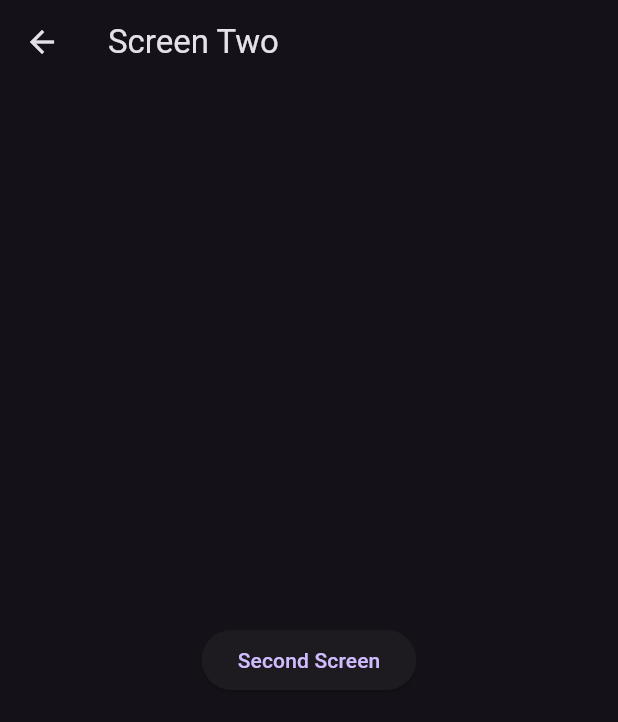
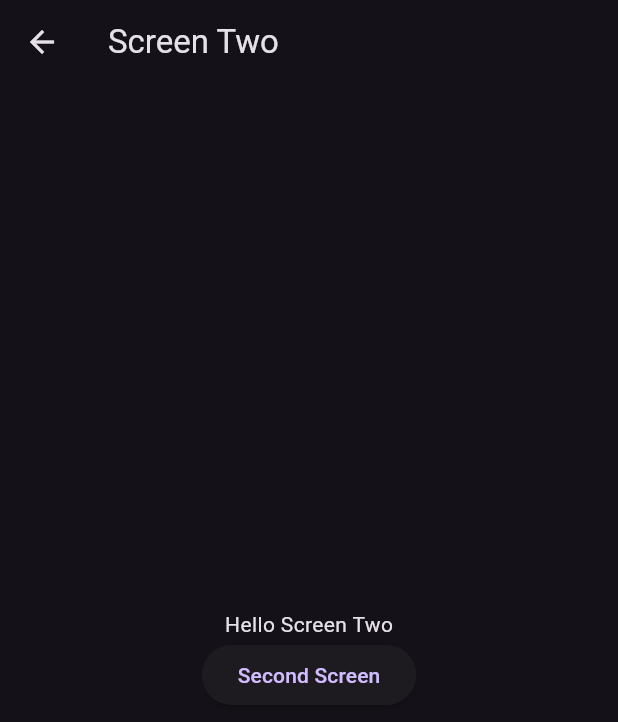
Before and after one commit to JoelStorr/focus_tracker, a Flutter app: the SecondScreen screen opened directly, on a phone screen of 412 x 824 dp. Shown: the top 722 px of the screen. Run offline on Flutter 3.47's test engine with Material 3 defaults, Android fonts, the phone set to English and light mode, and no system bars.

```diff
--- a/lib/Screens/second_screen.dart
+++ b/lib/Screens/second_screen.dart
@@ -8,11 +8,18 @@ class SecondScreen extends StatelessWidget {
     return Scaffold(
       appBar: AppBar(title: const Text("Screen Two")),
       body: Center(
-        child: ElevatedButton(
-          onPressed: () {
-            Navigator.pop(context);
-          },
-          child: Text("Second Screen"),
+        child: Column(
+          mainAxisAlignment: MainAxisAlignment.center,
+          crossAxisAlignment: CrossAxisAlignment.center,
+          children: <Widget>[
+            const Text("Hello Screen Two"),
+            ElevatedButton(
+              onPressed: () {
+                Navigator.pop(context);
+              },
+              child: Text("Second Screen"),
+            ),
+          ],
         ),
       ),
     );
```
Also changed, not shown: lib/main.dart (+13 -3 lines).
